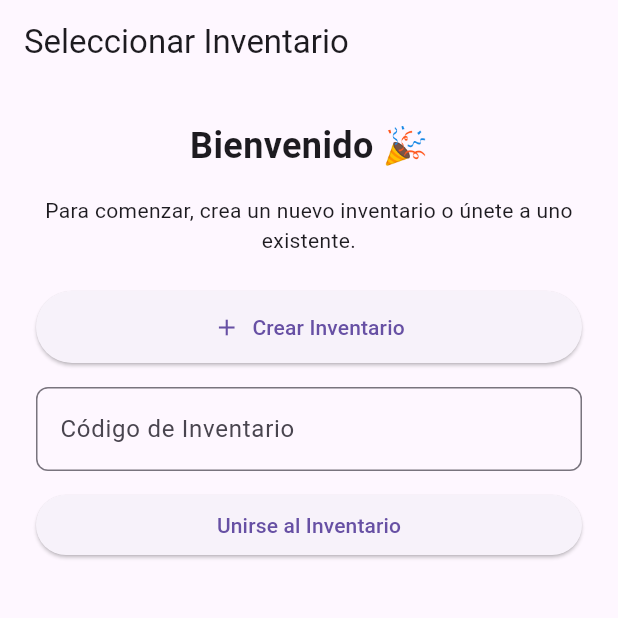
After one commit to camilod529/home_inventory_mobile_frontend, a Flutter app: the InventorySelectionPage screen opened by its route, on a phone screen of 412 x 824 dp, the top half of it. The commit adds this screen. Run offline on Flutter 3.47's test engine with Material 3 defaults, Android fonts, the phone set to English and light mode, and no system bars; our stand-ins replace dio, equatable, flutter_bloc, get_it, go_router, hive and 1 more; accounts and stored records are empty.

Commit message:
Authentication model for the backend and implemented register and navigation to create or join inventory page

```diff
--- a/lib/features/auth/data/models/auth_response_model.dart
+++ b/lib/features/auth/data/models/auth_response_model.dart
@@ -9,7 +9,7 @@ class AuthResponseModel {
   factory AuthResponseModel.fromJson(Map<String, dynamic> json) {
     return AuthResponseModel(
       token: json['token'],
-      user: UserModel.fromJson(json['user']),
+      user: UserModel.fromJson(json),
     );
   }
 
--- a/lib/features/auth/presentation/pages/register_page.dart
+++ b/lib/features/auth/presentation/pages/register_page.dart
@@ -24,7 +24,7 @@ class RegisterPage extends StatelessWidget {
           child: BlocConsumer<AuthBloc, AuthState>(
             listener: (context, state) {
               if (state is AuthAuthenticated) {
-                Navigator.pushReplacementNamed(context, '/home');
+                context.go('/create-inventory');
               } else if (state is AuthError) {
                 ScaffoldMessenger.of(context).showSnackBar(
                   SnackBar(
--- /dev/null
+++ b/lib/features/inventory/presentation/pages/inventory_selection_page.dart
@@ -0,0 +1,75 @@
+import 'package:flutter/material.dart';
+import 'package:go_router/go_router.dart';
+
+class InventorySelectionPage extends StatelessWidget {
+  InventorySelectionPage({super.key});
+
+  final TextEditingController codeController = TextEditingController();
+
+  @override
+  Widget build(BuildContext context) {
+    return Scaffold(
+      appBar: AppBar(title: const Text("Seleccionar Inventario")),
+      body: Padding(
+        padding: const EdgeInsets.all(24.0),
+        child: Column(
+          mainAxisSize: MainAxisSize.min,
+          children: [
+            const Text(
+              "Bienvenido 🎉",
+              style: TextStyle(fontSize: 24, fontWeight: FontWeight.bold),
+            ),
+            const SizedBox(height: 16),
+            const Text(
+              "Para comenzar, crea un nuevo inventario o únete a uno existente.",
+              textAlign: TextAlign.center,
+            ),
+            const SizedBox(height: 24),
+
+            // Botón para crear inventario
+            SizedBox(
+              width: double.infinity,
+              child: ElevatedButton.icon(
+                onPressed: () {
+                  context.go('/create-inventory');
+                },
+                icon: const Icon(Icons.add),
+                label: const Text("Crear Inventario"),
+                style: ElevatedButton.styleFrom(
+                  padding: const EdgeInsets.symmetric(vertical: 14.0),
+                ),
+              ),
+            ),
+            const SizedBox(height: 16),
+
+            // Campo para unirse a un inventario
+            TextField(
+              controller: codeController,
+              decoration: InputDecoration(
+                labelText: "Código de Inventario",
+                border: OutlineInputBorder(
+                  borderRadius: BorderRadius.circular(8.0),
+                ),
+              ),
+            ),
+            const SizedBox(height: 12),
+
+            // Botón para unirse
+            SizedBox(
+              width: double.infinity,
+              child: ElevatedButton(
+                onPressed: () {
+                  final code = codeController.text.trim();
+                  if (code.isNotEmpty) {
+                    context.go('/join-inventory/$code');
+                  }
+                },
+                child: const Text("Unirse al Inventario"),
+              ),
+            ),
+          ],
+        ),
+      ),
+    );
+  }
+}
--- a/lib/injection.dart
+++ b/lib/injection.dart
@@ -14,7 +14,7 @@ final sl = GetIt.instance;
 void setupDependencies() {
   // Registering DIO
   sl.registerLazySingleton<Dio>(
-    () => Dio(BaseOptions(baseUrl: 'http://localhost:3000/api')),
+    () => Dio(BaseOptions(baseUrl: 'http://172.16.99.31:3000/api')),
   );
 
   // registering DataSources
--- a/lib/router.dart
+++ b/lib/router.dart
@@ -1,11 +1,16 @@
 import 'package:go_router/go_router.dart';
 import 'package:home_inventory_app/features/auth/presentation/pages/login_page.dart';
 import 'package:home_inventory_app/features/auth/presentation/pages/register_page.dart';
+import 'package:home_inventory_app/features/inventory/presentation/pages/inventory_selection_page.dart';
 
 final router = GoRouter(
   initialLocation: '/login',
   routes: [
     GoRoute(path: '/login', builder: (context, state) => LoginPage()),
     GoRoute(path: '/register', builder: (context, state) => RegisterPage()),
+    GoRoute(
+      path: '/create-inventory',
+      builder: (context, state) => InventorySelectionPage(),
+    ),
   ],
 );
```
Also changed, not shown: lib/features/auth/data/datasources/auth_remote_data_source.dart (+15 -5 lines), lib/features/auth/data/models/user_model.dart (+28 -3 lines), lib/features/auth/domain/entities/user.dart (+14 -2 lines).
